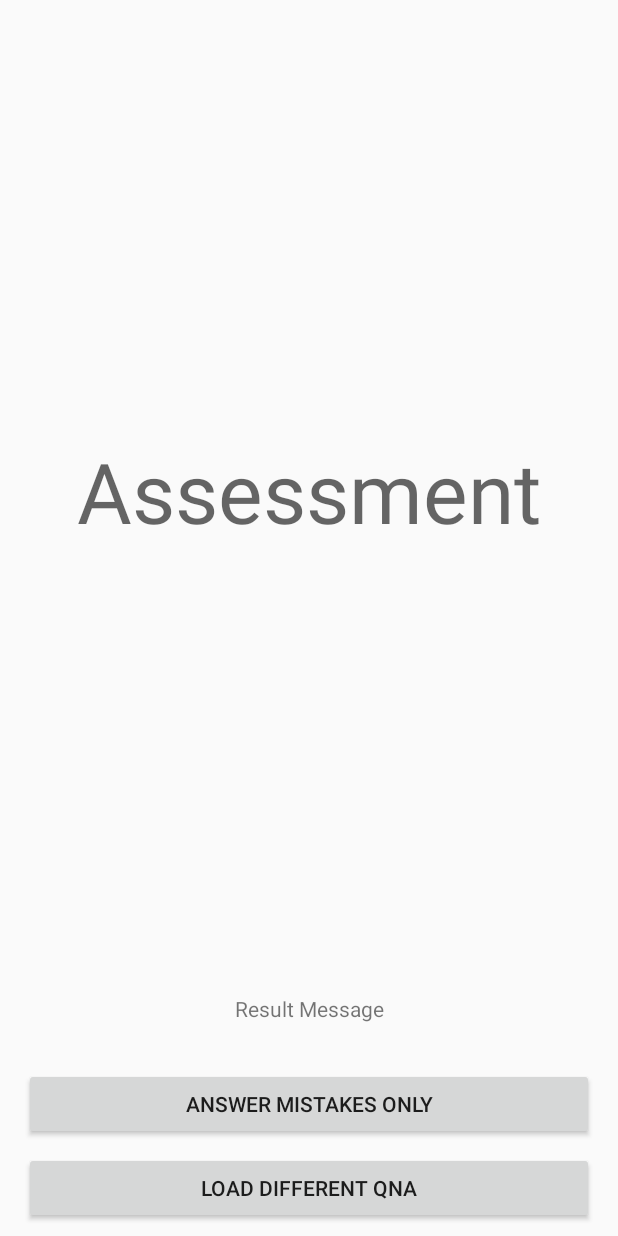
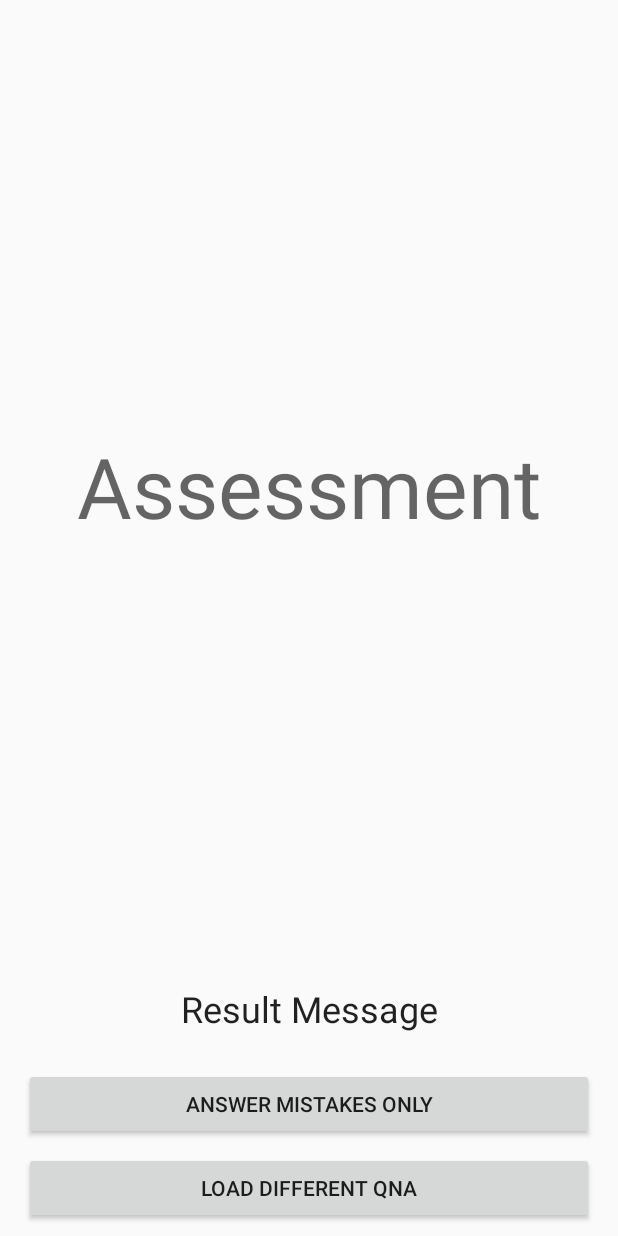
Before and after one commit to zaerald/Zikyu, an Android app: the layout activity_qna_result.xml on its own in the app's theme, with its tools: preview values and no code run, on a phone screen of 412 x 824 dp. Run offline under Robolectric (Android 15) with nearby library versions, the phone set to English and light mode, and no system bars.

Commit message:
Update Result UI

```diff
--- a/app/src/main/res/layout/activity_qna_result.xml
+++ b/app/src/main/res/layout/activity_qna_result.xml
@@ -29,15 +29,17 @@
         android:id="@+id/text_msg_result"
         android:layout_width="0dp"
         android:layout_height="wrap_content"
-        android:layout_marginBottom="30dp"
+        android:layout_marginBottom="23dp"
         android:layout_marginLeft="16dp"
         android:layout_marginRight="16dp"
         android:textAlignment="center"
+        android:textAppearance="@style/TextAppearance.AppCompat"
+        android:textSize="24sp"
         app:layout_constraintBottom_toTopOf="@+id/button"
+        app:layout_constraintHorizontal_bias="0.0"
         app:layout_constraintLeft_toLeftOf="parent"
         app:layout_constraintRight_toRightOf="parent"
-        tools:text="Result Message"
-        app:layout_constraintHorizontal_bias="0.0"/>
+        tools:text="Result Message"/>
 
     <Button
         android:id="@+id/button"
```
